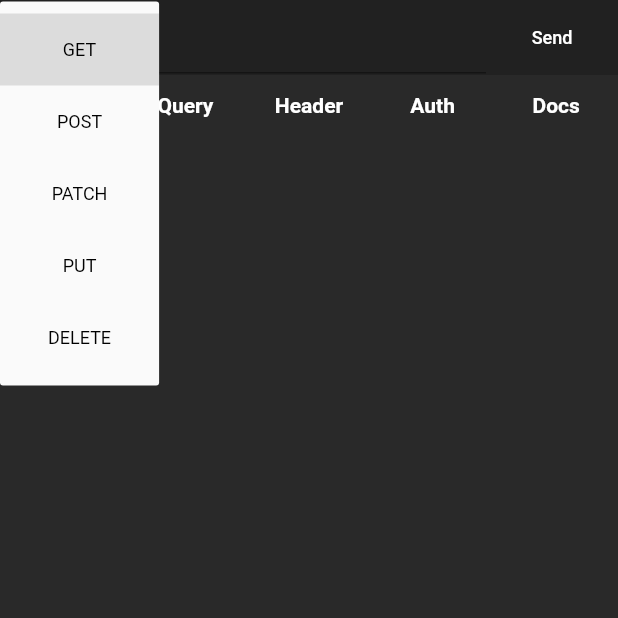
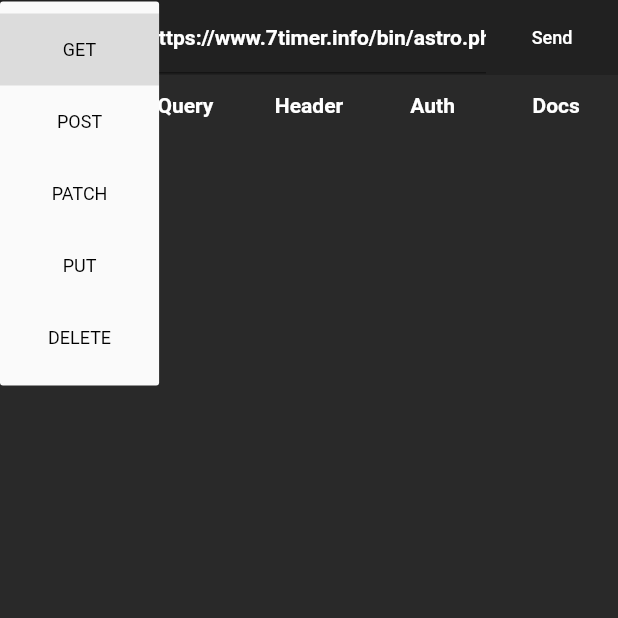
Before and after one commit to yazdanv/ragerest, a Flutter app: the screen it shows after launch, after a tap on "GET", on a phone screen of 412 x 824 dp, the top half of it. Run offline on Flutter 3.47's test engine with Material 2 defaults, Android fonts, the phone set to English and light mode, and no system bars; our stand-ins replace flutter_mobx, mobx; generated files the repository leaves out were written again; network calls fail.

Commit message:
added get request mock send

```diff
--- a/lib/main.dart
+++ b/lib/main.dart
@@ -7,6 +7,8 @@ import 'client/config/request/request.dart';
 Future<void> main() async {
   config.request = newRequest("test");
   config.request.method = RequestMethod.GET;
+  config.request.url =
+      "https://www.7timer.info/bin/astro.php?lon=113.2&lat=23.1&ac=0&unit=metric&output=json&tzshift=0";
   runApp(MyApp());
 }
 
--- a/lib/pages/home/request/request_body_widget.dart
+++ b/lib/pages/home/request/request_body_widget.dart
@@ -1,4 +1,5 @@
 import 'package:flutter/material.dart';
+import 'package:flutter_mobx/flutter_mobx.dart';
 import 'package:ragerest/client/config/config.dart';
 
 class RequestBodyWidget extends StatefulWidget {
@@ -9,8 +10,10 @@ class RequestBodyWidget extends StatefulWidget {
 class _RequestBodyWidgetState extends State<RequestBodyWidget> {
   @override
   Widget build(BuildContext context) {
-    return Container(
-      color: config.theme.primaryColor,
-    );
+    return Observer(builder: (_) {
+      return Container(
+          color: config.theme.primaryColor,
+          child: Text(config.request.response ?? ""));
+    });
   }
 }
--- a/lib/pages/home/request/request_url_widget.dart
+++ b/lib/pages/home/request/request_url_widget.dart
@@ -55,16 +55,14 @@ class _RequestUrlWidgetState extends State<RequestUrlWidget> {
     return Container(
       child: TextField(
         controller: controller,
+        style: config.theme.textHeadline5,
       ),
     );
   }
 
   Widget sendButton() {
     return MaterialButton(
-      onPressed: () {
-        config.changeTheme();
-        // config.request?.send
-      },
+      onPressed: config.request?.send,
       child: Text(
         "Send",
         style: config.theme.textTheme.button,
@@ -74,6 +72,7 @@ class _RequestUrlWidgetState extends State<RequestUrlWidget> {
 
   @override
   Widget build(BuildContext context) {
+    controller.text = config.request.url;
     return Observer(builder: (_) {
       return Container(
         height: 50,
```
Also changed, not shown: lib/client/config/request/request.dart (+11 -2 lines), lib/client/config/request/request.g.dart.
